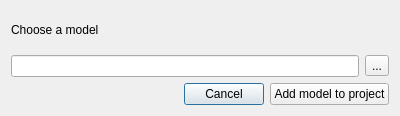
This is pyssa/gui/ui/forms/dlgAddModel.ui in urban233/PySSA as Qt 5 draws it before an edit. The edited form follows.
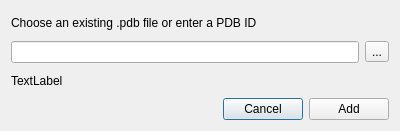
This is the edited form.

Commit message: feat: 1st draft of adding existing protein through edit page

The edit to the form file:
```diff
--- a/pyssa/gui/ui/forms/dlgAddModel.ui
+++ b/pyssa/gui/ui/forms/dlgAddModel.ui
@@ -7,7 +7,7 @@
     <x>0</x>
     <y>0</y>
     <width>400</width>
-    <height>116</height>
+    <height>131</height>
    </rect>
   </property>
   <property name="minimumSize">
@@ -19,7 +19,7 @@
   <property name="maximumSize">
    <size>
     <width>16777215</width>
-    <height>116</height>
+    <height>131</height>
    </size>
   </property>
   <property name="windowTitle">
@@ -31,7 +31,7 @@
      <item>
       <widget class="QLabel" name="label">
        <property name="text">
-        <string>Choose a model</string>
+        <string>Choose an existing .pdb file or enter a PDB ID</string>
        </property>
       </widget>
      </item>
@@ -43,7 +43,7 @@
           <bool>true</bool>
          </property>
          <property name="readOnly">
-          <bool>true</bool>
+          <bool>false</bool>
          </property>
         </widget>
        </item>
@@ -56,6 +56,13 @@
        </item>
       </layout>
      </item>
+     <item>
+      <widget class="QLabel" name="lbl_status">
+       <property name="text">
+        <string>TextLabel</string>
+       </property>
+      </widget>
+     </item>
     </layout>
    </item>
    <item>
@@ -83,7 +90,7 @@
      <item>
       <widget class="QPushButton" name="btn_add_model">
        <property name="text">
-        <string>Add model to project</string>
+        <string>Add</string>
        </property>
       </widget>
      </item>
```
Left out of the diff: 6 changed lines with no effect on the pictures. The commit also changes 7 other files.
